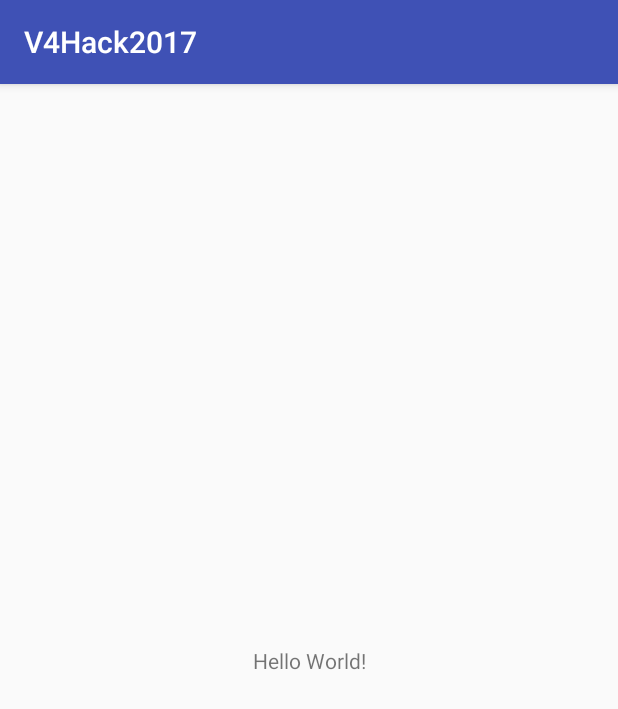
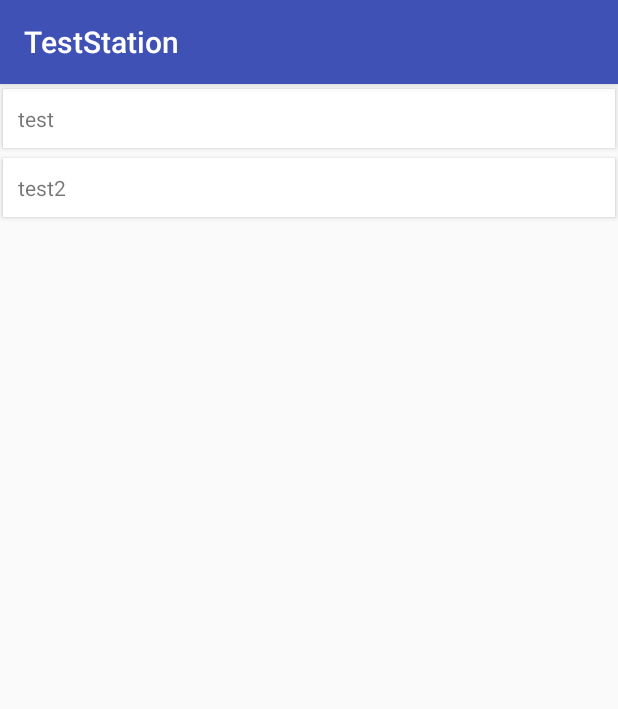
Before and after one commit to V4Hack2017/android, an Android app: the screen it shows after launch (MainActivity), on a phone screen of 412 x 824 dp. Shown: the top 709 px of the screen. Run offline under Robolectric (Android 15) with nearby library versions, the phone set to English and light mode, and no system bars; our stand-ins replace ButterKnife.

Commit message:
Work in progress - show data in main activity

```diff
--- /dev/null
+++ b/app/src/main/java/cz/v4hack/v4hack2017/DataAdapter.java
@@ -0,0 +1,44 @@
+package cz.v4hack.v4hack2017;
+
+import android.support.v7.widget.RecyclerView;
+import android.view.LayoutInflater;
+import android.view.View;
+import android.view.ViewGroup;
+import android.widget.TextView;
+
+import java.util.ArrayList;
+
+public class DataAdapter extends RecyclerView.Adapter<DataAdapter.Holder> {
+
+    private ArrayList<String> arrayList;
+
+    public DataAdapter(ArrayList<String> arrayList) {
+        this.arrayList = arrayList;
+    }
+
+    @Override
+    public Holder onCreateViewHolder(ViewGroup parent, int viewType) {
+        return new Holder(
+                LayoutInflater.from(parent.getContext())
+                        .inflate(R.layout.holder_line, parent, false));
+    }
+
+    @Override
+    public void onBindViewHolder(Holder holder, int position) {
+        holder.textView.setText(arrayList.get(position));
+    }
+
+    @Override
+    public int getItemCount() {
+        return arrayList.size();
+    }
+
+    public static class Holder extends RecyclerView.ViewHolder {
+        public TextView textView;
+
+        public Holder(View itemView) {
+            super(itemView);
+            textView = ((TextView) itemView.findViewById(R.id.name));
+        }
+    }
+}
--- a/app/src/main/java/cz/v4hack/v4hack2017/MainActivity.java
+++ b/app/src/main/java/cz/v4hack/v4hack2017/MainActivity.java
@@ -2,12 +2,42 @@ package cz.v4hack.v4hack2017;
 
 import android.os.Bundle;
 import android.support.v7.app.AppCompatActivity;
+import android.support.v7.widget.LinearLayoutManager;
+import android.support.v7.widget.RecyclerView;
+
+import org.json.JSONException;
+import org.json.JSONObject;
+
+import java.io.IOException;
+import java.util.ArrayList;
+
+import butterknife.BindView;
+import butterknife.ButterKnife;
 
 public class MainActivity extends AppCompatActivity {
+
+    @BindView(R.id.recycler)
+    public RecyclerView recyclerView;
 
     @Override
     protected void onCreate(Bundle savedInstanceState) {
         super.onCreate(savedInstanceState);
         setContentView(R.layout.activity_main);
+        ButterKnife.bind(this);
+
+        try {
+            JSONObject locationInfo = Connector.getLocationInfo(null);
+            String name = locationInfo.getString("stop");
+            setTitle(name);
+        } catch (IOException | JSONException e) {
+            e.printStackTrace();
+        }
+
+        ArrayList<String> arrayList = new ArrayList<>();
+        arrayList.add("test");
+        arrayList.add("test2");
+
+        recyclerView.setLayoutManager(new LinearLayoutManager(this));
+        recyclerView.setAdapter(new DataAdapter(arrayList));
     }
 }
--- a/app/src/main/res/layout/activity_main.xml
+++ b/app/src/main/res/layout/activity_main.xml
@@ -1,18 +1,11 @@
 <?xml version="1.0" encoding="utf-8"?>
-<android.support.constraint.ConstraintLayout xmlns:android="http://schemas.android.com/apk/res/android"
-    xmlns:app="http://schemas.android.com/apk/res-auto"
-    xmlns:tools="http://schemas.android.com/tools"
+<FrameLayout xmlns:android="http://schemas.android.com/apk/res/android"
     android:layout_width="match_parent"
-    android:layout_height="match_parent"
-    tools:context="cz.v4hack.v4hack2017.MainActivity">
+    android:layout_height="match_parent">
 
-    <TextView
-        android:layout_width="wrap_content"
-        android:layout_height="wrap_content"
-        android:text="Hello World!"
-        app:layout_constraintBottom_toBottomOf="parent"
-        app:layout_constraintLeft_toLeftOf="parent"
-        app:layout_constraintRight_toRightOf="parent"
-        app:layout_constraintTop_toTopOf="parent" />
+    <android.support.v7.widget.RecyclerView
+        android:id="@+id/recycler"
+        android:layout_width="match_parent"
+        android:layout_height="match_parent" />
 
-</android.support.constraint.ConstraintLayout>
+</FrameLayout>
--- /dev/null
+++ b/app/src/main/res/layout/holder_line.xml
@@ -0,0 +1,15 @@
+<?xml version="1.0" encoding="utf-8"?>
+<android.support.v7.widget.CardView xmlns:android="http://schemas.android.com/apk/res/android"
+    xmlns:app="http://schemas.android.com/apk/res-auto"
+    android:layout_width="match_parent"
+    android:layout_height="wrap_content"
+    app:cardCornerRadius="0dp"
+    app:cardUseCompatPadding="true"
+    app:contentPadding="10dp">
+
+    <TextView
+        android:id="@+id/name"
+        android:layout_width="match_parent"
+        android:layout_height="wrap_content" />
+
+</android.support.v7.widget.CardView>
```
Also changed, not shown: 1 other file.
